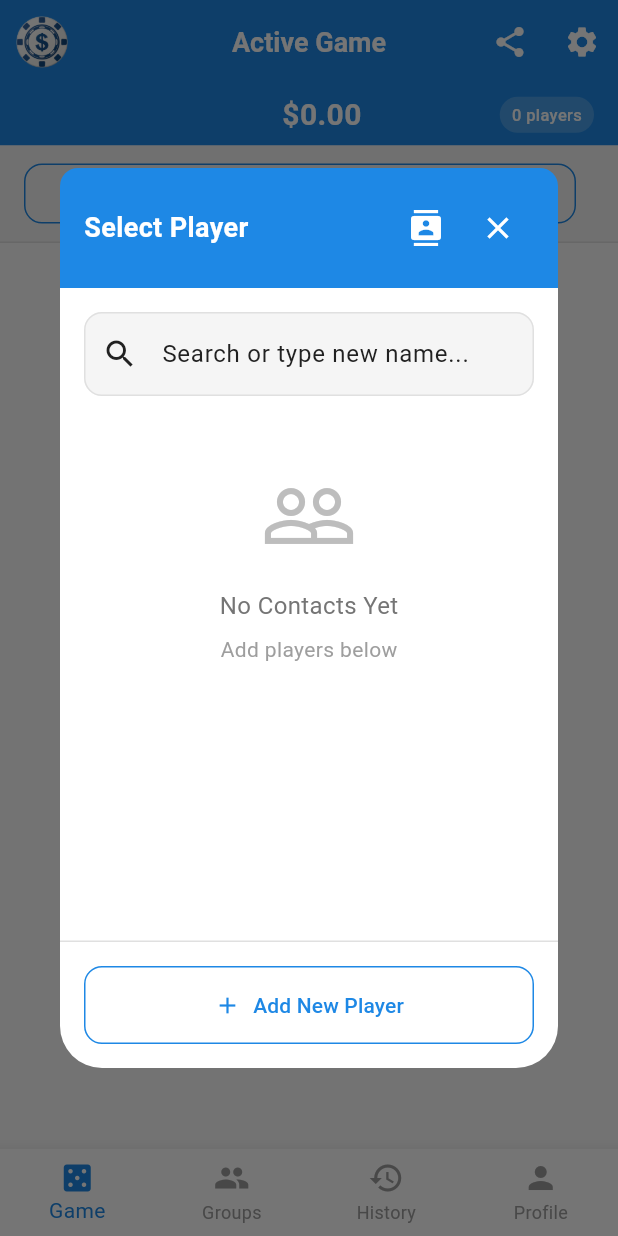
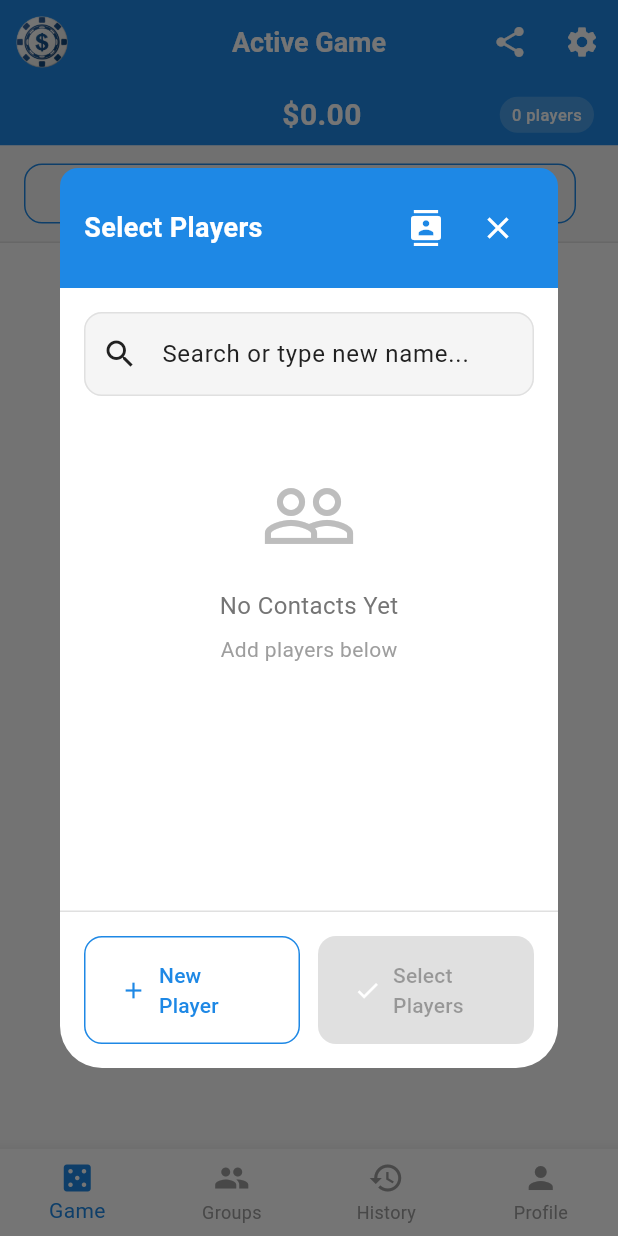
Before and after one commit to project44231/SplitExpenses, a Flutter app: the HomeScreen screen opened by its route, after a tap on "Add Player", on a phone screen of 412 x 824 dp. Run offline on Flutter 3.47's test engine with Material 3 defaults, Android fonts, the phone set to English and light mode, and no system bars; our stand-ins replace cloud_firestore, firebase_auth, firebase_core, flutter_riverpod, freezed_annotation, go_router and 3 more; accounts and stored records are empty; statements that could not run were skipped.

Commit message:
Enhance Firestore integration and improve game management features
- Added new Firestore indexes for games and players to optimize query performance.
- Updated GameNotifier to save game data to Firestore for both guest and authenticated users.
- Implemented a refresh mechanism in ActiveGameScreen to reload game data from Firestore.
- Enhanced player selection dialog to support multiple player selections and improved UI feedback.
- Refactored various screens to load game and player data directly from Firestore, ensuring consistency across the app.
- Introduced timestamp conversion for Firestore data to improve JSON parsing.

```diff
--- a/lib/features/game/providers/game_provider.dart
+++ b/lib/features/game/providers/game_provider.dart
@@ -358,10 +358,16 @@ class GameNotifier extends StateNotifier<AsyncValue<List<Game>>> {
   /// Update an existing game
   Future<void> updateGame(Game game) async {
     try {
+      // Save to local storage
       await _localStorage.saveGame(game);
+
+      // Save to Firestore (always, for both guest and authenticated users)
+      await _firestoreService.saveGame(game, _userId);
+
       await loadGames();
     } catch (e) {
       // Handle error
+      rethrow;
     }
   }
 }
--- a/lib/features/game/screens/active_game_screen.dart
+++ b/lib/features/game/screens/active_game_screen.dart
@@ -29,16 +29,41 @@ class ActiveGameScreen extends ConsumerStatefulWidget {
   ConsumerState<ActiveGameScreen> createState() => _ActiveGameScreenState();
 }
 
-class _ActiveGameScreenState extends ConsumerState<ActiveGameScreen> {
+class _ActiveGameScreenState extends ConsumerState<ActiveGameScreen> with AutomaticKeepAliveClientMixin {
   Game? _currentGame;
   bool _isLoading = true;
   int _buyInsRefreshKey = 0; // Key to force buy-ins reload
+
+  @override
+  bool get wantKeepAlive => true; // Keep state alive when switching tabs
 
   @override
   void initState() {
     super.initState();
     // Delay provider modification until after the widget tree is built
     Future.microtask(() => _initializeGame());
+  }
+
+  Future<void> _refreshGameData() async {
+    if (!mounted || _currentGame == null) return;
+
+    try {
+      // Force reload from Firebase by calling loadGames first
+      await ref.read(gameProvider.notifier).loadGames();
+
+      // Get the fresh game data
+      final game = await ref.read(gameProvider.notifier).getGame(_currentGame!.id);
+
+      if (game != null && mounted) {
+        setState(() {
+          _currentGame = game;
+        });
+        print('DEBUG: Refreshed game - playerIds: ${game.playerIds}');
+      }
+    } catch (e) {
+      // Silently fail on refresh, don't show error
+      print('Error refreshing game data: $e');
+    }
   }
 
   Future<void> _initializeGame() async {
@@ -73,17 +98,28 @@ class _ActiveGameScreenState extends ConsumerState<ActiveGameScreen> {
   Future<void> _showAddPlayerDialog() async {
     if (_currentGame == null) return;
 
-    final player = await showDialog<Player>(
+    final result = await showDialog<dynamic>(
       context: context,
       builder: (context) => PlayerSelectionDialog(
         excludePlayerIds: _currentGame!.playerIds,
       ),
     );
 
-    if (player != null && mounted) {
+    if (result != null && mounted) {
       try {
-        // Add player to current game
-        final updatedPlayerIds = [..._currentGame!.playerIds, player.id];
+        // Handle both single player (backward compatibility) and multiple players
+        List<Player> playersToAdd = [];
+        if (result is Player) {
+          playersToAdd = [result];
+        } else if (result is List<Player>) {
+          playersToAdd = result;
+        }
+
+        if (playersToAdd.isEmpty) return;
+
+        // Add all selected players to current game
+        final newPlayerIds = playersToAdd.map((p) => p.id).toList();
+        final updatedPlayerIds = [..._currentGame!.playerIds, ...newPlayerIds];
 
         final updatedGame = _currentGame!.copyWith(
           playerIds: updatedPlayerIds,
@@ -95,15 +131,21 @@ class _ActiveGameScreenState extends ConsumerState<ActiveGameScreen> {
         // Reload players to ensure UI updates
         await ref.read(playerProvider.notifier).loadPlayers();
 
+        if (mounted) {
+          ScaffoldMessenger.of(context).showSnackBar(
+            SnackBar(
+              content: Text(
+                playersToAdd.length == 1
+                    ? '${playersToAdd[0].name} added to game'
+                    : '${playersToAdd.length} players added to game',
+              ),
+            ),
+          );
+        }
+
         setState(() {
           _currentGame = updatedGame;
         });
-
-        if (mounted) {
-          ScaffoldMessenger.of(context).showSnackBar(
-            SnackBar(content: Text('${player.name} added to game')),
-          );
-        }
       } catch (e) {
         if (mounted) {
           ScaffoldMessenger.of(context).showSnackBar(
@@ -519,6 +561,8 @@ class _ActiveGameScreenState extends ConsumerState<ActiveGameScreen> {
 
   @override
   Widget build(BuildContext context) {
+    super.build(context); // Required for AutomaticKeepAliveClientMixin
+
     if (_isLoading) {
       return const Scaffold(
         body: Center(child: CircularProgressIndicator()),
@@ -788,7 +832,9 @@ class _ActiveGameScreenState extends ConsumerState<ActiveGameScreen> {
 
                   // Player List or Empty State
                   Expanded(
-                    child: gamePlayers.isEmpty
+                    child: RefreshIndicator(
+                      onRefresh: _refreshGameData,
+                      child: gamePlayers.isEmpty
                         ? Center(
                             child: Column(
                               mainAxisAlignment: MainAxisAlignment.center,
@@ -830,11 +876,7 @@ class _ActiveGameScreenState extends ConsumerState<ActiveGameScreen> {
                               ],
                             ),
                           )
-                        : RefreshIndicator(
-                            onRefresh: () async {
-                              setState(() {});
-                            },
-                            child: ListView.builder(
+                        : ListView.builder(
                               itemCount: gamePlayers.length,
                               padding: const EdgeInsets.symmetric(vertical: 8),
                               itemBuilder: (context, index) {
@@ -862,7 +904,7 @@ class _ActiveGameScreenState extends ConsumerState<ActiveGameScreen> {
                                 );
                               },
                             ),
-                          ),
+                    ),
                   ),
 
                 ],
--- a/lib/features/game/screens/cash_out_screen.dart
+++ b/lib/features/game/screens/cash_out_screen.dart
@@ -46,16 +46,22 @@ class _CashOutScreenState extends ConsumerState<CashOutScreen> {
   @override
   void initState() {
     super.initState();
-    _loadGameData();
+    // Delay provider modification until after the widget tree is built
+    Future.microtask(() => _loadGameData());
   }
 
   Future<void> _loadGameData() async {
     try {
+      // First, ensure players are loaded
+      await ref.read(playerProvider.notifier).loadPlayers();
+
       final game = await ref.read(gameProvider.notifier).getGame(widget.gameId);
       if (game == null || !mounted) return;
 
       final buyIns = await ref.read(gameProvider.notifier).getBuyIns(widget.gameId);
       final cashOuts = await ref.read(gameProvider.notifier).getCashOuts(widget.gameId);
+
+      // Now get players after ensuring they're loaded
       final playersAsync = ref.read(playerProvider);
 
       final allPlayers = playersAsync.when(
@@ -64,7 +70,15 @@ class _CashOutScreenState extends ConsumerState<CashOutScreen> {
         error: (_, __) => <Player>[],
       );
 
+      print('DEBUG CashOut: Game playerIds: ${game.playerIds}');
+      print('DEBUG CashOut: All players count: ${allPlayers.length}');
+
       final gamePlayers = allPlayers.where((p) => game.playerIds.contains(p.id)).toList();
+
+      print('DEBUG CashOut: Game players count: ${gamePlayers.length}');
+      for (final p in gamePlayers) {
+        print('DEBUG CashOut: Player: ${p.id} - ${p.name}');
+      }
 
       final buyInTotals = <String, double>{};
       for (final buyIn in buyIns) {
--- a/lib/features/game/screens/home_screen.dart
+++ b/lib/features/game/screens/home_screen.dart
@@ -24,7 +24,10 @@ class _HomeScreenState extends State<HomeScreen> {
   @override
   Widget build(BuildContext context) {
     return Scaffold(
-      body: _pages[_currentIndex],
+      body: IndexedStack(
+        index: _currentIndex,
+        children: _pages,
+      ),
       bottomNavigationBar: BottomNavigationBar(
         currentIndex: _currentIndex,
         type: BottomNavigationBarType.fixed,
--- a/lib/features/history/screens/history_screen.dart
+++ b/lib/features/history/screens/history_screen.dart
@@ -1,13 +1,12 @@
 import 'package:flutter/material.dart';
 import 'package:flutter_riverpod/flutter_riverpod.dart';
 import 'package:go_router/go_router.dart';
-import '../../../core/constants/app_constants.dart';
 import '../../../core/theme/app_theme.dart';
 import '../../../models/game.dart';
 import '../../../models/buy_in.dart';
 import '../../../models/cash_out.dart';
 import '../../auth/providers/auth_provider.dart';
-import '../../game/providers/game_provider.dart';
+import '../../../services/firestore_service.dart';
 import '../widgets/game_history_card.dart';
 import '../widgets/leaderboard_tab.dart';
 import '../widgets/history_filter_dialog.dart';
@@ -55,12 +54,16 @@ class _HistoryScreenState extends ConsumerState<HistoryScreen>
         return;
       }
 
-      final gamesAsync = ref.read(gameProvider);
-      final allGames = gamesAsync.when(
-        data: (games) => games,
-        loading: () => <Game>[],
-        error: (_, __) => <Game>[],
-      );
+      // Get current user ID
+      final userId = authService.currentUserId;
+      if (userId == null) {
+        setState(() => _isLoading = false);
+        return;
+      }
+
+      // Load games directly from Firebase only (not local storage)
+      final firestoreService = FirestoreService();
+      final allGames = await firestoreService.getGames(userId);
 
       // Filter ended games and sort by end time
       final endedGames = allGames
@@ -68,13 +71,13 @@ class _HistoryScreenState extends ConsumerState<HistoryScreen>
           .toList()
         ..sort((a, b) => b.endTime!.compareTo(a.endTime!));
 
-      // Load buy-ins and cash-outs for each game
+      // Load buy-ins and cash-outs for each game from Firebase only
       final gamesBuyIns = <String, List<BuyIn>>{};
       final gamesCashOuts = <String, List<CashOut>>{};
 
       for (final game in endedGames) {
-        final buyIns = await ref.read(gameProvider.notifier).getBuyIns(game.id);
-        final cashOuts = await ref.read(gameProvider.notifier).getCashOuts(game.id);
+        final buyIns = await firestoreService.getBuyIns(game.id);
+        final cashOuts = await firestoreService.getCashOuts(game.id);
         gamesBuyIns[game.id] = buyIns;
         gamesCashOuts[game.id] = cashOuts;
       }
@@ -348,20 +351,6 @@ class _HistoryScreenState extends ConsumerState<HistoryScreen>
                   color: Colors.grey.shade600,
                 ),
               ),
-              const SizedBox(height: 32),
-              ElevatedButton.icon(
-                onPressed: () => context.go(AppConstants.homeRoute),
-                icon: const Icon(Icons.add),
-                label: const Text('Start a Game'),
-                style: ElevatedButton.styleFrom(
-                  backgroundColor: AppTheme.primaryColor,
-                  foregroundColor: Colors.white,
-                  padding: const EdgeInsets.symmetric(
-                    horizontal: 24,
-                    vertical: 14,
-                  ),
-                ),
-              ),
             ],
           ),
         ),
--- a/lib/features/players/widgets/player_selection_dialog.dart
+++ b/lib/features/players/widgets/player_selection_dialog.dart
@@ -24,6 +24,7 @@ class _PlayerSelectionDialogState
     extends ConsumerState<PlayerSelectionDialog> {
   String _searchQuery = '';
   final TextEditingController _searchController = TextEditingController();
+  final Set<Player> _selectedPlayers = {};
 
   @override
   void dispose() {
@@ -53,13 +54,26 @@ class _PlayerSelectionDialogState
               child: Row(
                 mainAxisAlignment: MainAxisAlignment.spaceBetween,
                 children: [
+                  Column(
+                    crossAxisAlignment: CrossAxisAlignment.start,
+                    children: [
                       const Text(
-                    'Select Player',
+                        'Select Players',
                         style: TextStyle(
                           fontSize: 18,
                           fontWeight: FontWeight.bold,
                           color: Colors.white,
                         ),
+                      ),
+                      if (_selectedPlayers.isNotEmpty)
+                        Text(
+                          '${_selectedPlayers.length} selected',
+                          style: const TextStyle(
+                            fontSize: 12,
+                            color: Colors.white70,
+                          ),
+                        ),
+                    ],
                   ),
                   Row(
                     children: [
@@ -148,20 +162,37 @@ class _PlayerSelectionDialogState
                             ),
                           ),
                         ...availablePlayers.map((player) {
+                          final isSelected = _selectedPlayers.contains(player);
                           return ListTile(
-                            leading: CircleAvatar(
+                            leading: Checkbox(
+                              value: isSelected,
+                              onChanged: (value) {
+                                setState(() {
+                                  if (value == true) {
+                                    _selectedPlayers.add(player);
+                                  } else {
+                                    _selectedPlayers.remove(player);
+                                  }
+                                });
+                              },
+                              activeColor: AppTheme.primaryColor,
+                            ),
+                            title: Row(
+                              children: [
+                                CircleAvatar(
+                                  radius: 16,
                                   backgroundColor: AppTheme.primaryColor
                                       .withValues(alpha: 0.2),
                                   child: Text(
                                     player.name[0].toUpperCase(),
                                     style: const TextStyle(
+                                      fontSize: 12,
                                       fontWeight: FontWeight.bold,
                                       color: AppTheme.primaryColor,
                                     ),
                                   ),
                                 ),
-                            title: Row(
-                              children: [
+                                const SizedBox(width: 12),
                                 Flexible(child: Text(player.name)),
                                 if (player.isFavorite) ...[
                                   const SizedBox(width: 4),
@@ -174,30 +205,21 @@ class _PlayerSelectionDialogState
                               ],
                             ),
                             subtitle: player.gamesPlayed > 0
-                                ? Text('${player.gamesPlayed} games played')
+                                ? Padding(
+                                    padding: const EdgeInsets.only(left: 44),
+                                    child: Text('${player.gamesPlayed} games played'),
+                                  )
                                 : null,
                             trailing: PopupMenuButton<String>(
                               icon: const Icon(Icons.more_vert),
                               onSelected: (value) {
-                                if (value == 'select') {
-                                  Navigator.pop(context, player);
-                                } else if (value == 'edit') {
+                                if (value == 'edit') {
                                   _editPlayer(player);
                                 } else if (value == 'delete') {
                                   _deletePlayer(player);
                                 }
                               },
                               itemBuilder: (context) => [
-                                const PopupMenuItem(
-                                  value: 'select',
-                                  child: Row(
-                                    children: [
-                                      Icon(Icons.check, size: 18),
-                                      SizedBox(width: 12),
-                                      Text('Select Player'),
-                                    ],
-                                  ),
-                                ),
                                 const PopupMenuItem(
                                   value: 'edit',
                                   child: Row(
@@ -220,7 +242,15 @@ class _PlayerSelectionDialogState
                                 ),
                               ],
                             ),
-                            onTap: () => Navigator.pop(context, player),
+                            onTap: () {
+                              setState(() {
+                                if (isSelected) {
+                                  _selectedPlayers.remove(player);
+                                } else {
+                                  _selectedPlayers.add(player);
+                                }
+                              });
+                            },
                           );
                         }),
                       ],
@@ -307,16 +337,38 @@ class _PlayerSelectionDialogState
                   top: BorderSide(color: Colors.grey.shade300),
                 ),
               ),
-              child: SizedBox(
-                width: double.infinity,
+              child: Row(
+                children: [
+                  Expanded(
                     child: OutlinedButton.icon(
                       onPressed: _addNewPlayer,
                       icon: const Icon(Icons.add),
-                  label: const Text('Add New Player'),
+                      label: const Text('New Player'),
                       style: OutlinedButton.styleFrom(
                         foregroundColor: AppTheme.primaryColor,
                       ),
                     ),
+                  ),
+                  const SizedBox(width: 12),
+                  Expanded(
+                    child: ElevatedButton.icon(
+                      onPressed: _selectedPlayers.isEmpty
+                          ? null
+                          : () => Navigator.pop(context, _selectedPlayers.toList()),
+                      icon: const Icon(Icons.check, color: Colors.white),
+                      label: Text(
+                        _selectedPlayers.isEmpty
+                            ? 'Select Players'
+                            : 'Add ${_selectedPlayers.length}',
+                      ),
+                      style: ElevatedButton.styleFrom(
+                        backgroundColor: AppTheme.primaryColor,
+                        foregroundColor: Colors.white,
+                        disabledBackgroundColor: Colors.grey.shade300,
+                      ),
+                    ),
+                  ),
+                ],
               ),
             ),
           ],
@@ -333,13 +385,16 @@ class _PlayerSelectionDialogState
 
     if (result != null && mounted) {
       try {
-        await ref.read(playerProvider.notifier).addPlayer(
+        final player = await ref.read(playerProvider.notifier).addPlayer(
           name: result.name,
           email: result.email,
           phone: result.phone,
         );
-        if (mounted) {
-          Navigator.pop(context, result);
+        if (mounted && player != null) {
+          // Add the new player to selected list
+          setState(() {
+            _selectedPlayers.add(player);
+          });
         }
       } catch (e) {
         if (mounted) {
@@ -357,7 +412,15 @@ class _PlayerSelectionDialogState
     try {
       final player = await ref.read(playerProvider.notifier).addPlayer(name: name);
       if (mounted && player != null) {
-        Navigator.pop(context, player);
+        // Add the new player to selected list
+        setState(() {
+          _selectedPlayers.add(player);
+        });
+        // Clear search
+        _searchController.clear();
+        setState(() {
+          _searchQuery = '';
+        });
       }
     } catch (e) {
       if (mounted) {
--- a/lib/features/profile/screens/profile_screen.dart
+++ b/lib/features/profile/screens/profile_screen.dart
@@ -6,7 +6,7 @@ import '../../../core/utils/formatters.dart';
 import '../../../core/constants/app_constants.dart';
 import '../../../models/game.dart';
 import '../../auth/providers/auth_provider.dart';
-import '../../game/providers/game_provider.dart';
+import '../../../services/firestore_service.dart';
 import '../widgets/edit_profile_dialog.dart';
 
 class ProfileScreen extends ConsumerStatefulWidget {
@@ -30,12 +30,18 @@ class _ProfileScreenState extends ConsumerState<ProfileScreen> {
     setState(() => _isLoading = true);
 
     try {
-      final gamesAsync = ref.read(gameProvider);
-      final allGames = gamesAsync.when(
-        data: (games) => games,
-        loading: () => <Game>[],
-        error: (_, __) => <Game>[],
-      );
+      final authService = ref.read(authServiceProvider);
+
+      // Get current user ID
+      final userId = authService.currentUserId;
+      if (userId == null || authService.isGuestMode) {
+        setState(() => _isLoading = false);
+        return;
+      }
+
+      // Load games directly from Firebase only (not local storage)
+      final firestoreService = FirestoreService();
+      final allGames = await firestoreService.getGames(userId);
 
       final stats = _calculateHostingStats(allGames);
 
--- a/lib/services/firestore_service.dart
+++ b/lib/services/firestore_service.dart
@@ -44,7 +44,7 @@ class FirestoreService {
         .get();
 
     if (!doc.exists) return null;
-    return Game.fromJson(doc.data()!);
+    return Game.fromJson(_convertTimestamps(doc.data()!));
   }
 
   /// Get all games for a user
@@ -56,8 +56,21 @@ class FirestoreService {
         .get();
 
     return snapshot.docs
-        .map((doc) => Game.fromJson(doc.data()))
+        .map((doc) => Game.fromJson(_convertTimestamps(doc.data())))
         .toList();
+  }
+
+  /// Convert Firestore Timestamps to ISO8601 strings for JSON parsing
+  Map<String, dynamic> _convertTimestamps(Map<String, dynamic> data) {
+    final converted = <String, dynamic>{};
+    data.forEach((key, value) {
+      if (value is Timestamp) {
+        converted[key] = value.toDate().toIso8601String();
+      } else {
+        converted[key] = value;
+      }
+    });
+    return converted;
   }
 
   /// Get active games for a user
@@ -70,7 +83,7 @@ class FirestoreService {
         .get();
 
     return snapshot.docs
-        .map((doc) => Game.fromJson(doc.data()))
+        .map((doc) => Game.fromJson(_convertTimestamps(doc.data())))
         .toList();
   }
 
@@ -90,7 +103,7 @@ class FirestoreService {
         .orderBy('startTime', descending: true)
         .snapshots()
         .map((snapshot) => snapshot.docs
-            .map((doc) => Game.fromJson(doc.data()))
+            .map((doc) => Game.fromJson(_convertTimestamps(doc.data())))
             .toList());
   }
 
@@ -117,7 +130,7 @@ class FirestoreService {
         .get();
 
     return snapshot.docs
-        .map((doc) => Player.fromJson(doc.data()))
+        .map((doc) => Player.fromJson(_convertTimestamps(doc.data())))
         .toList();
   }
 
@@ -137,7 +150,7 @@ class FirestoreService {
         .orderBy('name')
         .snapshots()
         .map((snapshot) => snapshot.docs
-            .map((doc) => Player.fromJson(doc.data()))
+            .map((doc) => Player.fromJson(_convertTimestamps(doc.data())))
             .toList());
   }
 
@@ -164,7 +177,7 @@ class FirestoreService {
         .get();
 
     return snapshot.docs
-        .map((doc) => BuyIn.fromJson(doc.data()))
+        .map((doc) => BuyIn.fromJson(_convertTimestamps(doc.data())))
         .toList();
   }
 
@@ -184,7 +197,7 @@ class FirestoreService {
         .orderBy('timestamp')
         .snapshots()
         .map((snapshot) => snapshot.docs
-            .map((doc) => BuyIn.fromJson(doc.data()))
+            .map((doc) => BuyIn.fromJson(_convertTimestamps(doc.data())))
             .toList());
   }
 
@@ -210,7 +223,7 @@ class FirestoreService {
         .get();
 
     return snapshot.docs
-        .map((doc) => CashOut.fromJson(doc.data()))
+        .map((doc) => CashOut.fromJson(_convertTimestamps(doc.data())))
         .toList();
   }
 
@@ -258,7 +271,7 @@ class FirestoreService {
         .get();
 
     return snapshot.docs
-        .map((doc) => Settlement.fromJson(doc.data()))
+        .map((doc) => Settlement.fromJson(_convertTimestamps(doc.data())))
         .toList();
   }
 
@@ -285,7 +298,7 @@ class FirestoreService {
         .get();
 
     return snapshot.docs
-        .map((doc) => GameGroup.fromJson(doc.data()))
+        .map((doc) => GameGroup.fromJson(_convertTimestamps(doc.data())))
         .toList();
   }
 
@@ -311,7 +324,7 @@ class FirestoreService {
         .get();
 
     return snapshot.docs
-        .map((doc) => Expense.fromJson(doc.data()))
+        .map((doc) => Expense.fromJson(_convertTimestamps(doc.data())))
         .toList();
   }
 
@@ -342,7 +355,7 @@ class FirestoreService {
         .get();
 
     if (snapshot.docs.isEmpty) return null;
-    return CashOutReconciliation.fromJson(snapshot.docs.first.data());
+    return CashOutReconciliation.fromJson(_convertTimestamps(snapshot.docs.first.data()));
   }
 
   /// Get all reconciliations for a game
@@ -354,7 +367,7 @@ class FirestoreService {
         .get();
 
     return snapshot.docs
-        .map((doc) => CashOutReconciliation.fromJson(doc.data()))
+        .map((doc) => CashOutReconciliation.fromJson(_convertTimestamps(doc.data())))
         .toList();
   }
 
```
Also changed, not shown: firestore.indexes.json (+28 -0 lines), lib/features/game/screens/settlement_screen.dart (+6 -1 lines). Lines whose indentation alone changed are shown as unchanged.
